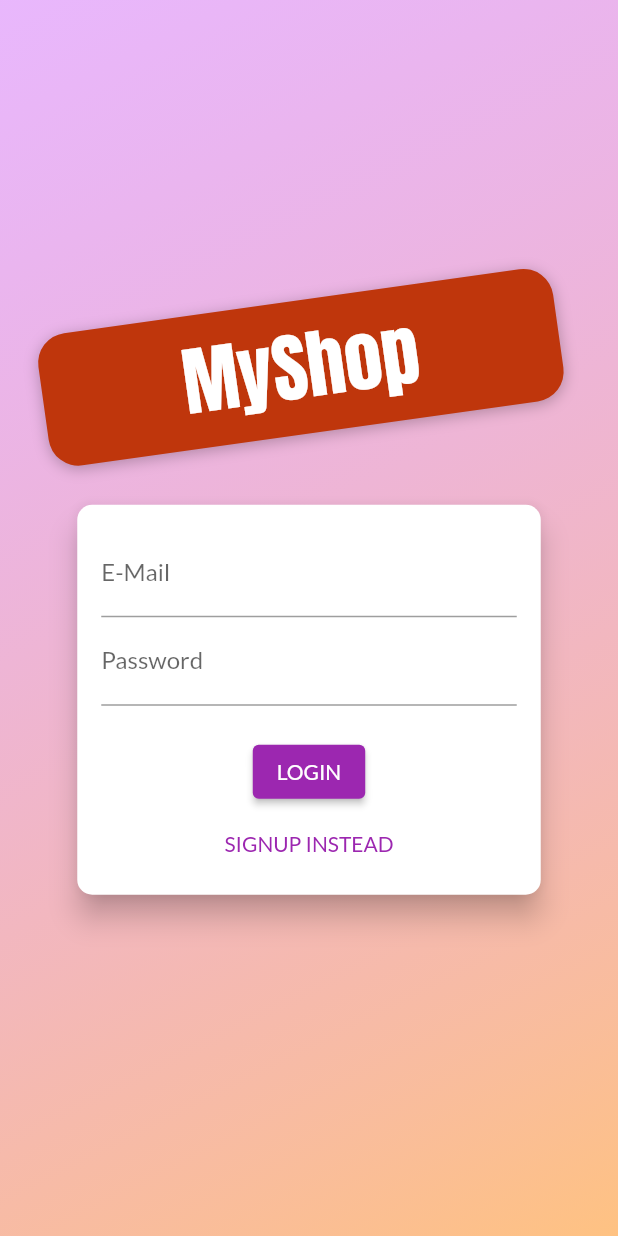
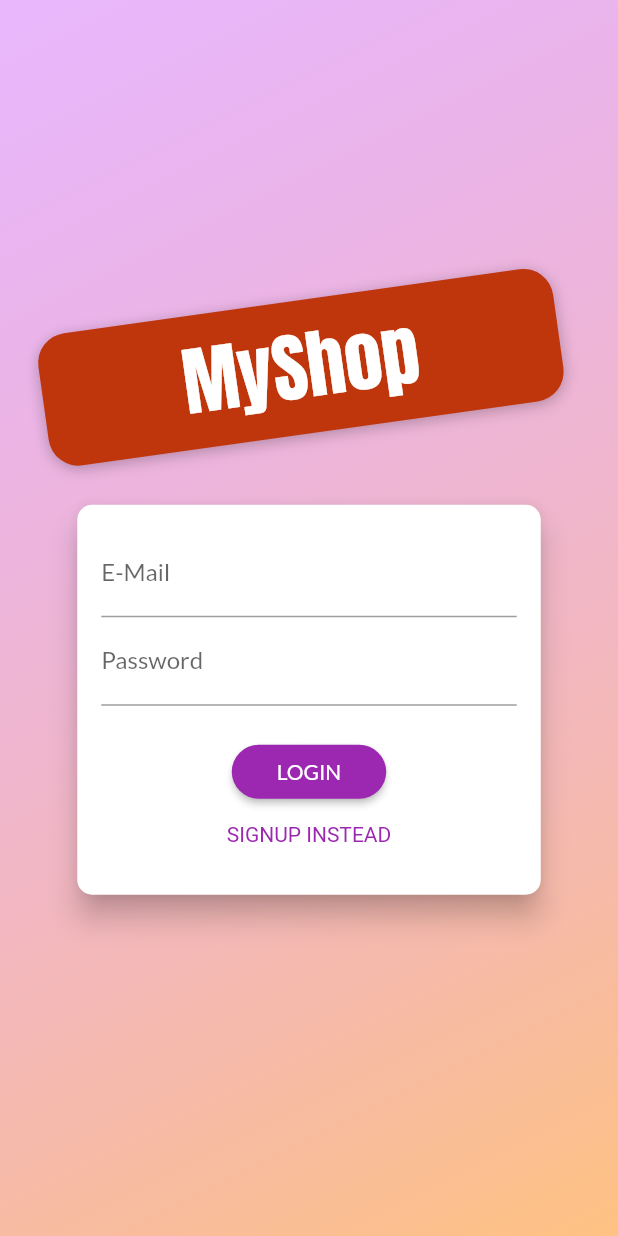
Before and after one commit to rajeshmadasu/eShoppingCart, a Flutter app: the screen it shows after launch, on a phone screen of 412 x 824 dp. Run offline on Flutter 3.47's test engine with Material 2 defaults, Android fonts, the phone set to English and light mode, and no system bars; our stand-ins replace shared_preferences.

Commit message:
animation added to auth screen

```diff
--- a/lib/screens/auth_screen.dart
+++ b/lib/screens/auth_screen.dart
@@ -10,6 +10,8 @@ enum AuthMode { Signup, Login }
 
 class AuthScreen extends StatelessWidget {
   static const routeName = '/auth';
+
+  const AuthScreen({super.key});
 
   @override
   Widget build(BuildContext context) {
@@ -24,12 +26,12 @@ class AuthScreen extends StatelessWidget {
             decoration: BoxDecoration(
               gradient: LinearGradient(
                 colors: [
-                  Color.fromRGBO(215, 117, 255, 1).withOpacity(0.5),
-                  Color.fromRGBO(255, 188, 117, 1).withOpacity(0.9),
+                  const Color.fromRGBO(215, 117, 255, 1).withOpacity(0.5),
+                  const Color.fromRGBO(255, 188, 117, 1).withOpacity(0.9),
                 ],
                 begin: Alignment.topLeft,
                 end: Alignment.bottomRight,
-                stops: [0, 1],
+                stops: const [0, 1],
               ),
             ),
           ),
@@ -48,7 +50,6 @@ class AuthScreen extends StatelessWidget {
                           vertical: 8.0, horizontal: 94.0),
                       transform: Matrix4.rotationZ(-8 * pi / 180)
                         ..translate(-10.0),
-                      // ..translate(-10.0),
                       decoration: BoxDecoration(
                         borderRadius: BorderRadius.circular(20),
                         color: Colors.deepOrange.shade900,
@@ -97,15 +98,42 @@ class AuthCard extends StatefulWidget {
   _AuthCardState createState() => _AuthCardState();
 }
 
-class _AuthCardState extends State<AuthCard> {
+class _AuthCardState extends State<AuthCard>
+    with SingleTickerProviderStateMixin {
   final GlobalKey<FormState> _formKey = GlobalKey();
   AuthMode _authMode = AuthMode.Login;
+
+  AnimationController? _controller;
+  Animation<Size>? _heightAnimation;
+
   final Map<String, String> _authData = {
     'email': '',
     'password': '',
   };
   var _isLoading = false;
   final _passwordController = TextEditingController();
+
+  @override
+  void initState() {
+    super.initState();
+    _controller =
+        AnimationController(vsync: this, duration: Duration(milliseconds: 400));
+
+    _heightAnimation = Tween<Size>(
+            begin: const Size(double.infinity, 260),
+            end: const Size(double.infinity, 320))
+        .animate(CurvedAnimation(parent: _controller!, curve: Curves.linear));
+
+    _heightAnimation!.addListener(() {
+      setState(() {});
+    });
+  }
+
+  @override
+  void dispose() {
+    super.dispose();
+    _controller!.dispose();
+  }
 
   void _showErrorDialog(String message) {
     showDialog(
@@ -174,10 +202,12 @@ class _AuthCardState extends State<AuthCard> {
       setState(() {
         _authMode = AuthMode.Signup;
       });
+      _controller?.forward();
     } else {
       setState(() {
         _authMode = AuthMode.Login;
       });
+      _controller?.reverse();
     }
   }
 
@@ -190,7 +220,8 @@ class _AuthCardState extends State<AuthCard> {
       ),
       elevation: 8.0,
       child: Container(
-        height: _authMode == AuthMode.Signup ? 320 : 260,
+        //height: _authMode == AuthMode.Signup ? 320 : 260,
+        height: _heightAnimation?.value.height,
         constraints:
             BoxConstraints(minHeight: _authMode == AuthMode.Signup ? 320 : 260),
         width: deviceSize.width * 0.75,
@@ -214,7 +245,7 @@ class _AuthCardState extends State<AuthCard> {
                   },
                 ),
                 TextFormField(
-                  decoration: InputDecoration(labelText: 'Password'),
+                  decoration: const InputDecoration(labelText: 'Password'),
                   obscureText: true,
                   controller: _passwordController,
                   validator: (value) {
@@ -247,24 +278,28 @@ class _AuthCardState extends State<AuthCard> {
                   const CircularProgressIndicator()
                 else
                   ElevatedButton(
+                    style: ElevatedButton.styleFrom(
+                      shape: RoundedRectangleBorder(
+                        borderRadius: BorderRadius.circular(30),
+                      ),
+                      padding: const EdgeInsets.symmetric(
+                          horizontal: 30.0, vertical: 8.0),
+                    ),
                     onPressed: _submit,
                     child:
                         Text(_authMode == AuthMode.Login ? 'LOGIN' : 'SIGN UP'),
-                    // shape: RoundedRectangleBorder(
-                    //   borderRadius: BorderRadius.circular(30),
-                    // ),
-                    // padding:
-                    //     EdgeInsets.symmetric(horizontal: 30.0, vertical: 8.0),
-                    // color: Theme.of(context).primaryColor,
-                    // textColor: Theme.of(context).primaryTextTheme.button!.color,
                   ),
                 TextButton(
                   onPressed: _switchAuthMode,
+                  style: TextButton.styleFrom(
+                    tapTargetSize: MaterialTapTargetSize.shrinkWrap,
+                    textStyle: TextStyle(color: Theme.of(context).primaryColor),
+                    padding:
+                        const EdgeInsets.symmetric(horizontal: 30, vertical: 4),
+                  ),
                   child: Text(
-                      '${_authMode == AuthMode.Login ? 'SIGNUP' : 'LOGIN'} INSTEAD'),
-                  // padding: EdgeInsets.symmetric(horizontal: 30.0, vertical: 4),
-                  // materialTapTargetSize: MaterialTapTargetSize.shrinkWrap,
-                  // textColor: Theme.of(context).primaryColor,
+                    '${_authMode == AuthMode.Login ? 'SIGNUP' : 'LOGIN'} INSTEAD',
+                  ),
                 ),
               ],
             ),
```
